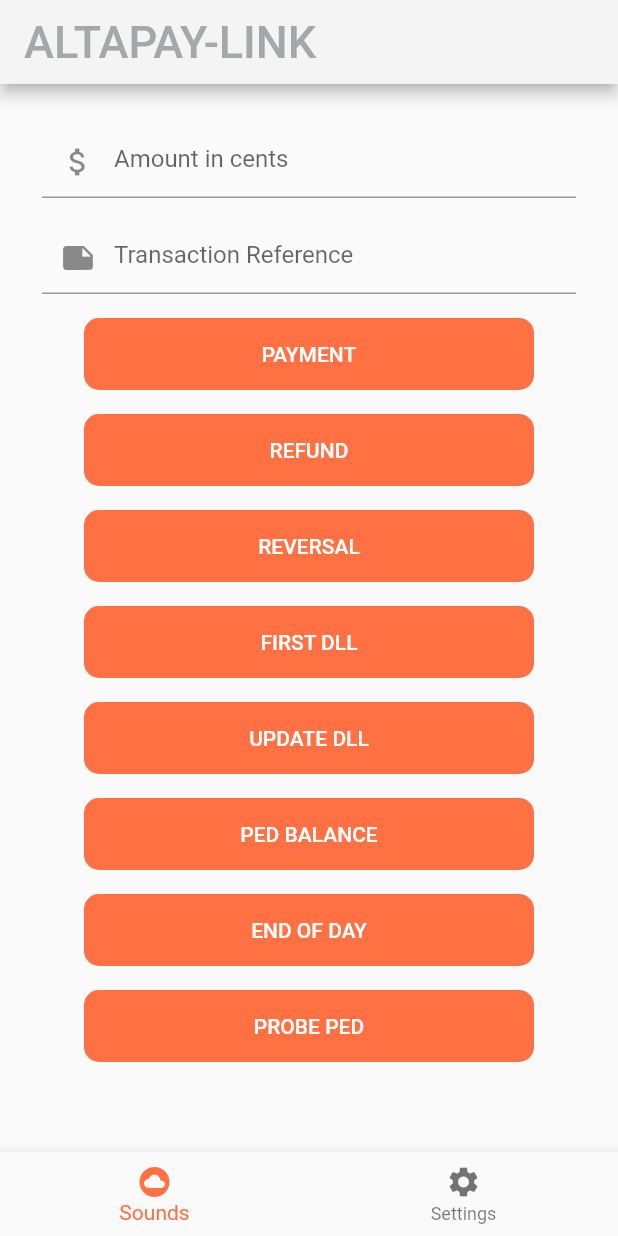
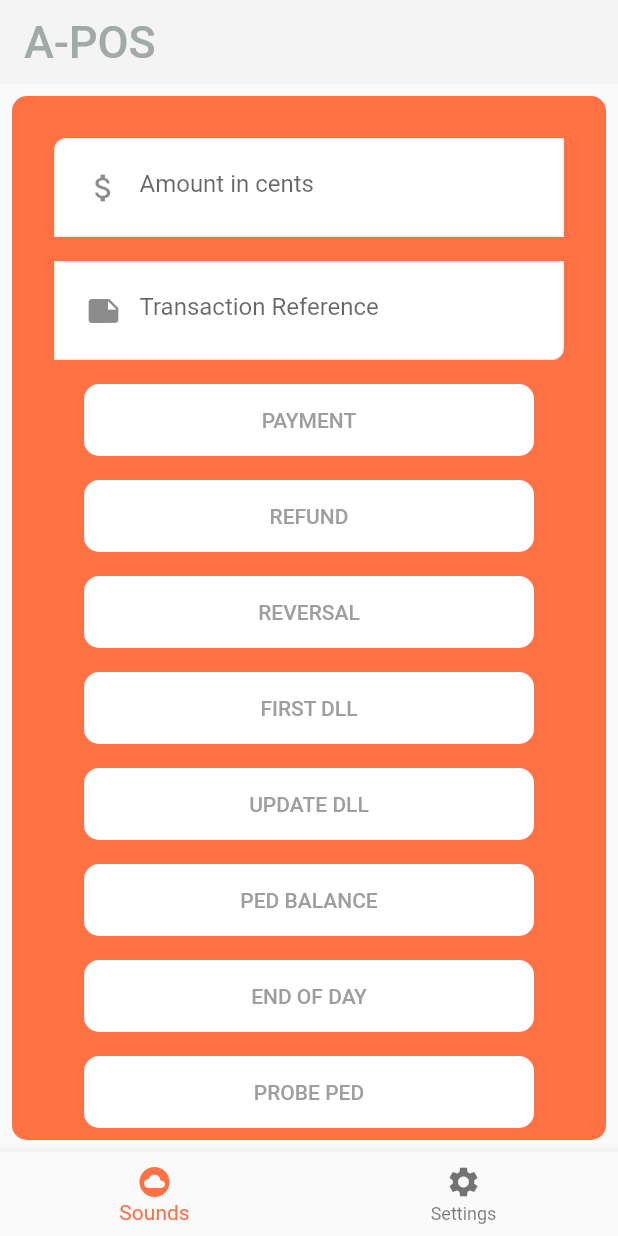
Before and after one commit to pranavkapoorr/I-Pos, a Flutter app: the screen it shows after launch, on a phone screen of 412 x 824 dp. Run offline on Flutter 3.47's test engine with Material 2 defaults, Android fonts, the phone set to English and light mode, and no system bars.

Commit message:
changed main

```diff
--- a/lib/views/mpos_functions.dart
+++ b/lib/views/mpos_functions.dart
@@ -17,57 +17,92 @@ class _MposFunctionsState extends State<MposFunctions>{
 
   @override
   Widget build(BuildContext context) {
-    return new Scaffold(
-       body: new SingleChildScrollView(
+    Size deviceSize = MediaQuery.of(context).size;
+    return Container(
+        child: Padding(
+        padding: const EdgeInsets.all(8.0),
+    child: Container(
+    decoration: BoxDecoration(
+    color: Colors.deepOrange.shade400,
+    borderRadius: BorderRadius.circular(10.0)
+    ),
+         child: new SingleChildScrollView(
           child: new Padding(
             padding: const EdgeInsets.all(20.0),
             child: new Column(
               children: <Widget>[
-              new Padding(
+                Padding(
                   padding: const EdgeInsets.all(8.0),
-                child: new TextFormField(decoration: new InputDecoration(hintText: "Amount in cents",prefixIcon: Icon(Icons.attach_money)),),
+                  child: Container(
+                      padding: EdgeInsets.all(8.0),
+                      width: deviceSize.width,
+                      decoration: BoxDecoration(
+                          color: Colors.white,
+                          border: Border.all(color: Colors.grey.shade200),
+                          borderRadius: BorderRadius.only(topLeft: Radius.circular(8.0))
+                      ),
+                      child: TextField(decoration: InputDecoration(hintText: "Amount in cents",border: InputBorder.none,prefixIcon: Icon(Icons.attach_money,)))
+                  ),
+                ),
+                Padding(
+                  padding: const EdgeInsets.all(8.0),
+                  child: Container(
+                      padding: EdgeInsets.all(8.0),
+                      width: deviceSize.width,
+                      decoration: BoxDecoration(
+                          color: Colors.white,
+                          border: Border.all(color: Colors.grey.shade200),
+                          borderRadius: BorderRadius.only(bottomRight: Radius.circular(8.0))
+                      ),
+                      child: TextField(decoration: InputDecoration(hintText: "Transaction Reference",border: InputBorder.none,prefixIcon: Icon(Icons.note,)))
+                  ),
+                ),
+                /*new Padding(
+                  padding: const EdgeInsets.all(8.0),
+                  child: new TextFormField(decoration: new InputDecoration(hintText: "Amount in cents",hintStyle: TextStyle(color: Colors.white,),prefixIcon: Icon(Icons.attach_money,color: Colors.white,)),),
                 ),
                 new Padding(
                   padding: const EdgeInsets.all(8.0),
-                child: new TextFormField(decoration: new InputDecoration(hintText: "Transaction Reference",prefixIcon: Icon(Icons.note)),),
+                  child: new TextFormField(decoration: new InputDecoration(hintText: "Transaction Reference",hintStyle: TextStyle(color: Colors.white,),prefixIcon: Icon(Icons.note,color: Colors.white,)),),
+                ),*/
+                new Padding(
+                  padding: const EdgeInsets.all(8.0),
+                  child: new Container(width: 300.0,decoration: new BoxDecoration(borderRadius: new BorderRadius.all(new Radius.circular(10.0)),color: Colors.white) ,child: new SizedBox(child: new FlatButton(onPressed: (){}, child: new Text("PAYMENT",style: TextStyle(color: Colors.grey),)))),
                 ),
                 new Padding(
                   padding: const EdgeInsets.all(8.0),
-                child: new Container(width: 300.0,decoration: new BoxDecoration(borderRadius: new BorderRadius.all(new Radius.circular(10.0)),color: Colors.deepOrange.shade400) ,child: new SizedBox(child: new FlatButton(onPressed: (){}, child: new Text("PAYMENT",style: TextStyle(color: Colors.white),)))),
+                  child: new Container(width: 300.0,decoration: new BoxDecoration(borderRadius: new BorderRadius.all(new Radius.circular(10.0)),color: Colors.white) ,child: new SizedBox(child: new FlatButton(onPressed: (){}, child: new Text("REFUND",style: TextStyle(color: Colors.grey),)))),
                 ),
                 new Padding(
                   padding: const EdgeInsets.all(8.0),
-                child: new Container(width: 300.0,decoration: new BoxDecoration(borderRadius: new BorderRadius.all(new Radius.circular(10.0)),color: Colors.deepOrange.shade400) ,child: new SizedBox(child: new FlatButton(onPressed: (){}, child: new Text("REFUND",style: TextStyle(color: Colors.white),)))),
+                  child: new Container(width: 300.0,decoration: new BoxDecoration(borderRadius: new BorderRadius.all(new Radius.circular(10.0)),color: Colors.white) ,child: new SizedBox(child: new FlatButton(onPressed: (){}, child: new Text("REVERSAL",style: TextStyle(color: Colors.grey),)))),
                 ),
                 new Padding(
                   padding: const EdgeInsets.all(8.0),
-                child: new Container(width: 300.0,decoration: new BoxDecoration(borderRadius: new BorderRadius.all(new Radius.circular(10.0)),color: Colors.deepOrange.shade400) ,child: new SizedBox(child: new FlatButton(onPressed: (){}, child: new Text("REVERSAL",style: TextStyle(color: Colors.white),)))),
+                  child: new Container(width: 300.0,decoration: new BoxDecoration(borderRadius: new BorderRadius.all(new Radius.circular(10.0)),color: Colors.white) ,child: new SizedBox(child: new FlatButton(onPressed: (){}, child: new Text("FIRST DLL",style: TextStyle(color: Colors.grey),)))),
                 ),
                 new Padding(
                   padding: const EdgeInsets.all(8.0),
-                child: new Container(width: 300.0,decoration: new BoxDecoration(borderRadius: new BorderRadius.all(new Radius.circular(10.0)),color: Colors.deepOrange.shade400) ,child: new SizedBox(child: new FlatButton(onPressed: (){}, child: new Text("FIRST DLL",style: TextStyle(color: Colors.white),)))),
+                  child: new Container(width: 300.0,decoration: new BoxDecoration(borderRadius: new BorderRadius.all(new Radius.circular(10.0)),color: Colors.white) ,child: new SizedBox(child: new FlatButton(onPressed: (){}, child: new Text("UPDATE DLL",style: TextStyle(color: Colors.grey),)))),
                 ),
                 new Padding(
                   padding: const EdgeInsets.all(8.0),
-                child: new Container(width: 300.0,decoration: new BoxDecoration(borderRadius: new BorderRadius.all(new Radius.circular(10.0)),color: Colors.deepOrange.shade400) ,child: new SizedBox(child: new FlatButton(onPressed: (){}, child: new Text("UPDATE DLL",style: TextStyle(color: Colors.white),)))),
+                  child: new Container(width: 300.0,decoration: new BoxDecoration(borderRadius: new BorderRadius.all(new Radius.circular(10.0)),color: Colors.white) ,child: new SizedBox(child: new FlatButton(onPressed: (){}, child: new Text("PED BALANCE",style: TextStyle(color: Colors.grey),)))),
                 ),
                 new Padding(
                   padding: const EdgeInsets.all(8.0),
-                child: new Container(width: 300.0,decoration: new BoxDecoration(borderRadius: new BorderRadius.all(new Radius.circular(10.0)),color: Colors.deepOrange.shade400) ,child: new SizedBox(child: new FlatButton(onPressed: (){}, child: new Text("PED BALANCE",style: TextStyle(color: Colors.white),)))),
+                  child: new Container(width: 300.0,decoration: new BoxDecoration(borderRadius: new BorderRadius.all(new Radius.circular(10.0)),color: Colors.white) ,child: new SizedBox(child: new FlatButton(onPressed: (){}, child: new Text("END OF DAY",style: TextStyle(color: Colors.grey),)))),
                 ),
                 new Padding(
                   padding: const EdgeInsets.all(8.0),
-                child: new Container(width: 300.0,decoration: new BoxDecoration(borderRadius: new BorderRadius.all(new Radius.circular(10.0)),color: Colors.deepOrange.shade400) ,child: new SizedBox(child: new FlatButton(onPressed: (){}, child: new Text("END OF DAY",style: TextStyle(color: Colors.white),)))),
-              ),
-              new Padding(
-                padding: const EdgeInsets.all(8.0),
-                child: new Container(width: 300.0,decoration: new BoxDecoration(borderRadius: new BorderRadius.all(new Radius.circular(10.0)),color: Colors.deepOrange.shade400) ,child: new SizedBox(child: new FlatButton(onPressed: (){}, child: new Text("PROBE PED",style: TextStyle(color: Colors.white),)))),
+                  child: new Container(width: 300.0,decoration: new BoxDecoration(borderRadius: new BorderRadius.all(new Radius.circular(10.0)),color: Colors.white) ,child: new SizedBox(child: new FlatButton(onPressed: (){}, child: new Text("PROBE PED",style: TextStyle(color: Colors.grey),)))),
                 ),
               ],
             ),
           ),
         ),
-
+      )
+      ),
     );
   }
 
--- a/lib/views/mpos_home.dart
+++ b/lib/views/mpos_home.dart
@@ -26,7 +26,8 @@ class _MposHomeState extends State<MposHome>{
   Widget build(BuildContext context) {
     return new Scaffold(
         appBar: new AppBar(
-        title: new Text("ALTAPAY-LINK",style: new TextStyle(fontSize:30.0,color: Theme.of(context).accentColor),),),
+          elevation: 0.0,
+        title: new Text("A-POS",style: new TextStyle(fontSize:30.0,color: Theme.of(context).accentColor),),),
       body: _children[_currentIndex],
       bottomNavigationBar: BottomNavigationBar(onTap: onTabTapped,
         currentIndex: _currentIndex,
--- a/lib/views/settings.dart
+++ b/lib/views/settings.dart
@@ -21,10 +21,7 @@ class _SettingsState extends State<Settings>{
   Widget build(BuildContext context){
     Size deviceSize = MediaQuery.of(context).size;
     return Container(
-      child: new Scaffold(
-        backgroundColor: Colors.transparent,
-
-        body: Padding(
+      child: Padding(
           padding: const EdgeInsets.all(8.0),
           child: Container(
             decoration: BoxDecoration(
@@ -59,7 +56,7 @@ class _SettingsState extends State<Settings>{
                             decoration: BoxDecoration(
                                 color: Colors.white,
                                 border: Border.all(color: Colors.grey.shade200),
-                                borderRadius: BorderRadius.only(topLeft: Radius.circular(8.0))
+                                borderRadius: BorderRadius.only(bottomRight: Radius.circular(8.0))
                             ),
                             child: TextField(decoration: InputDecoration.collapsed(hintText: "Enter Port"),)
                         ),
@@ -212,9 +209,9 @@ class _SettingsState extends State<Settings>{
                               BorderRadius.all(Radius.circular(8.0)),
                               AboutListTile(
                                 icon: Icon(Icons.info,color:Colors.black),
-                                applicationName: "A-Pos",
+                                applicationName: "A-POS",
                                 applicationIcon: Icon(Icons.people,color: Colors.grey),
-                                child: Text("A-Pos",style: TextStyle(color: Colors.black,fontSize: 14.0,fontWeight: FontWeight.normal)),
+                                child: Text("A-POS",style: TextStyle(color: Colors.black,fontSize: 14.0,fontWeight: FontWeight.normal)),
                               ),
                             )
                           ],
@@ -227,7 +224,6 @@ class _SettingsState extends State<Settings>{
             ),
           ),
         ),
-      ),
     );
   }
 
```
Lines whose indentation alone changed are shown as unchanged.
